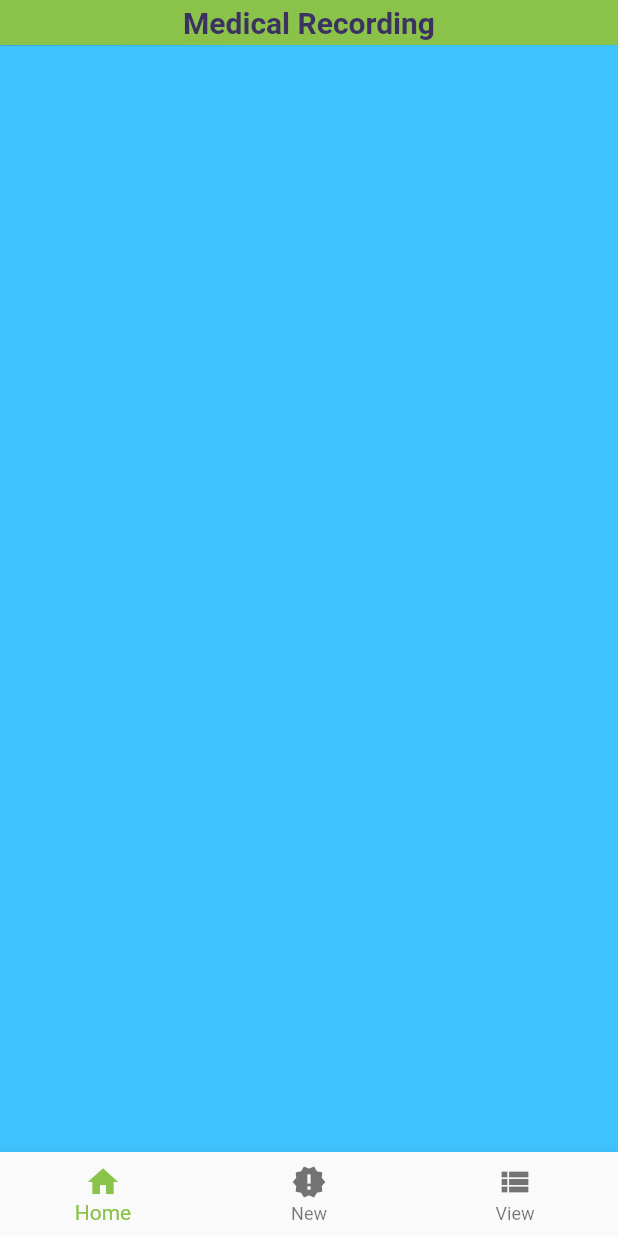
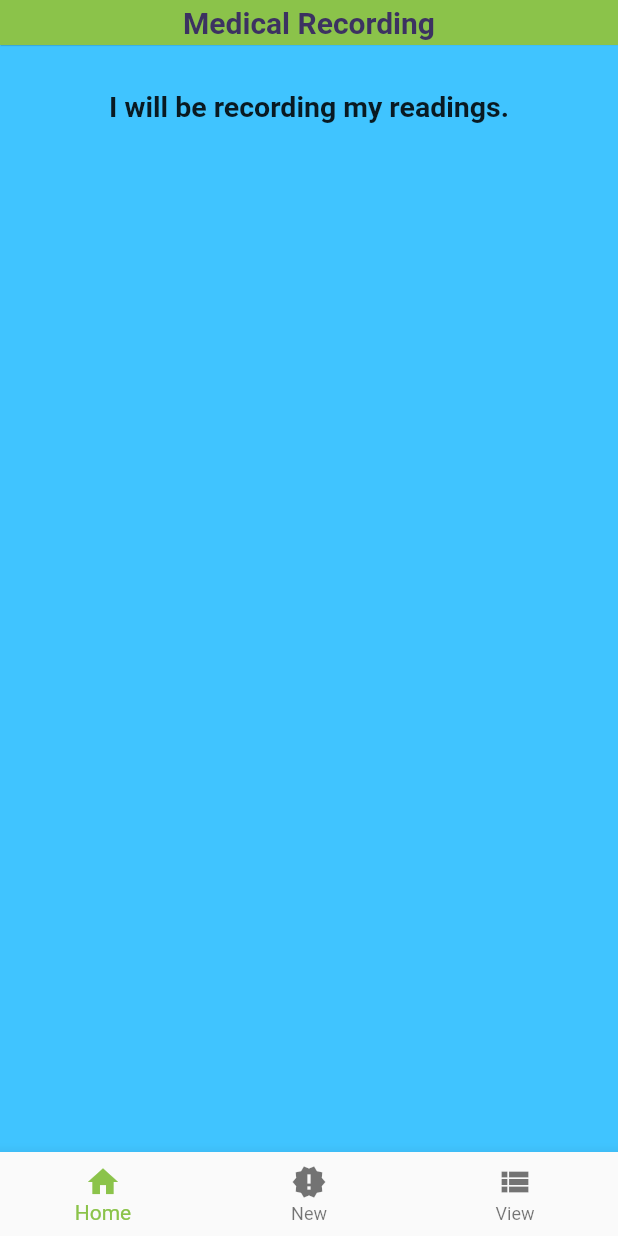
Before and after one commit to fordp/medicalrecording, a Flutter app: the screen it shows after launch, on a phone screen of 412 x 824 dp. Run offline on Flutter 3.47's test engine with Material 2 defaults, Android fonts, the phone set to English and light mode, and no system bars; Roboto replaces fonts that are missing (Arvo).

Commit message:
Nothing much.

```diff
--- a/lib/pages/home.dart
+++ b/lib/pages/home.dart
@@ -1,4 +1,5 @@
 import 'package:flutter/material.dart';
+import 'package:flutter/painting.dart';
 
 class Home extends StatefulWidget {
   @override
@@ -29,11 +30,29 @@ class _HomeState extends State<Home> {
       color: Colors.lightBlueAccent,
       child: ListView(
         children: <Widget>[
+          new Container(
+            padding: EdgeInsets.all(30.0),
+            child: new Row(
+              crossAxisAlignment: CrossAxisAlignment.start,
+              mainAxisAlignment: MainAxisAlignment.center,
+              children: <Widget>[
+                Flexible(
+                  child: new Text(
+                    'I will be recording my readings.',
+                    style: TextStyle(
+                      fontFamily: 'Arvo',
+                      fontWeight: FontWeight.bold,
+                      fontSize: 19.0,
+                    ),
+                  ),
+                )
+              ],
+            ),
+          ),
         ],
       ),
     );
   }
-
 
   @override
   Widget build(BuildContext context) {
```
Also changed, not shown: 4 other files.
